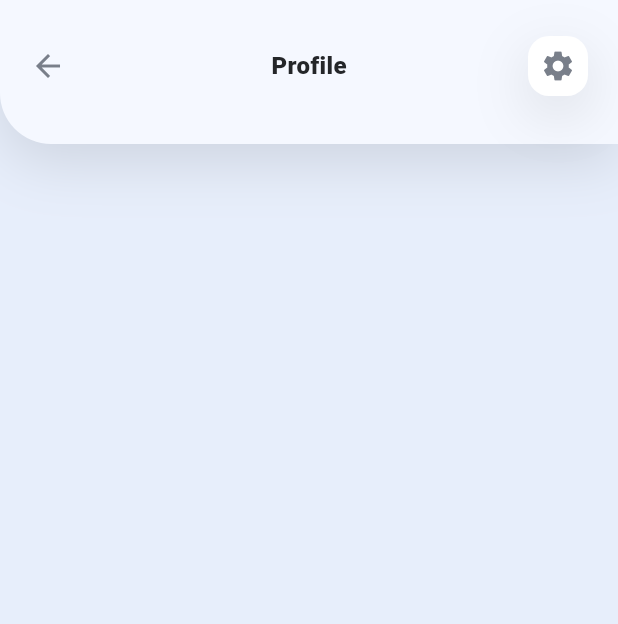
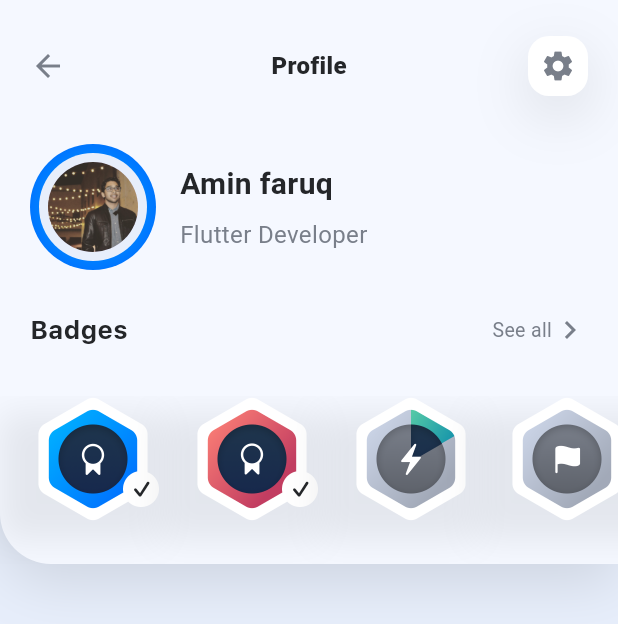
Before and after one commit to aminfaruq/design_code_app, a Flutter app: the ProfileScreen screen opened directly, on a phone screen of 412 x 824 dp. Shown: the top 624 px of the screen. Run offline on Flutter 3.47's test engine with Material 3 defaults, Android fonts, the phone set to English and light mode, and no system bars; our stand-ins replace sliding_up_panel.

Commit message:
populating profile screens

```diff
--- a/lib/components/home_screen_navbar.dart
+++ b/lib/components/home_screen_navbar.dart
@@ -29,8 +29,8 @@
           ),
           GestureDetector(
             onTap: () {
-              Navigator.of(context).push(MaterialPageRoute(
-                  builder: (context) => const ProfileScreen()));
+              Navigator.of(context).push(
+                  MaterialPageRoute(builder: (context) => ProfileScreen()));
             },
             child: const CircleAvatar(
               radius: 18.0,
--- a/lib/screens/profile_screen.dart
+++ b/lib/screens/profile_screen.dart
@@ -2,7 +2,14 @@
 import 'package:flutter/material.dart';
 
 class ProfileScreen extends StatelessWidget {
-  const ProfileScreen({super.key});
+  final List<String> badges = [
+    'badge-01.png',
+    'badge-02.png',
+    'badge-03.png',
+    'badge-04.png',
+  ];
+
+  ProfileScreen({super.key});
 
   @override
   Widget build(BuildContext context) {
@@ -26,7 +33,9 @@
             ),
             child: SafeArea(
               bottom: false,
-              child: Padding(
+              child: Column(
+                children: [
+                  Padding(
                     padding: const EdgeInsets.only(
                         top: 24.0, bottom: 32.0, left: 20.0, right: 20.0),
                     child: Row(
@@ -36,7 +45,8 @@
                           onPressed: () {
                             Navigator.of(context).pop();
                           },
-                      materialTapTargetSize: MaterialTapTargetSize.shrinkWrap,
+                          materialTapTargetSize:
+                              MaterialTapTargetSize.shrinkWrap,
                           constraints: const BoxConstraints(
                               minWidth: 40.0, maxWidth: 40.0, maxHeight: 24.0),
                           highlightColor: Colors.transparent,
@@ -76,6 +86,119 @@
                       ],
                     ),
                   ),
+                  Padding(
+                    padding: const EdgeInsets.symmetric(horizontal: 20.0),
+                    child: Row(
+                      children: [
+                        Container(
+                          height: 84.0,
+                          width: 84.0,
+                          decoration: BoxDecoration(
+                              gradient: const RadialGradient(
+                                colors: [
+                                  Color(0xFF00AEFF),
+                                  Color(0xFF0076FF),
+                                ],
+                              ),
+                              borderRadius: BorderRadius.circular(42.0)),
+                          child: Padding(
+                            padding: const EdgeInsets.all(6.0),
+                            child: Container(
+                              padding: const EdgeInsets.all(6.0),
+                              decoration: BoxDecoration(
+                                  color: kBackgroundColor,
+                                  borderRadius: BorderRadius.circular(42.0)),
+                              child: const CircleAvatar(
+                                backgroundImage:
+                                    AssetImage('assets/images/profile.jpg'),
+                                radius: 30.0,
+                              ),
+                            ),
+                          ),
+                        ),
+                        const SizedBox(
+                          width: 16.0,
+                        ),
+                        Column(
+                          crossAxisAlignment: CrossAxisAlignment.start,
+                          children: [
+                            Text(
+                              'Amin faruq',
+                              style: kTitle2Style,
+                            ),
+                            const SizedBox(
+                              height: 8.0,
+                            ),
+                            Text(
+                              'Flutter Developer',
+                              style: kSecondaryCalloutLabelStyle,
+                            ),
+                          ],
+                        )
+                      ],
+                    ),
+                  ),
+                  Padding(
+                    padding: const EdgeInsets.only(top: 28.0, bottom: 16.0),
+                    child: Column(
+                      children: [
+                        Padding(
+                          padding: const EdgeInsets.symmetric(
+                            horizontal: 20.0,
+                          ),
+                          child: Row(
+                            mainAxisAlignment: MainAxisAlignment.spaceBetween,
+                            children: [
+                              Text(
+                                'Badges',
+                                style: kHeadlineLabelStyle,
+                              ),
+                              Row(
+                                children: [
+                                  Text(
+                                    'See all',
+                                    style: kSearchPlaceholderStyle,
+                                  ),
+                                  const Icon(
+                                    Icons.chevron_right,
+                                    color: kSecondaryLabelColor,
+                                  )
+                                ],
+                              )
+                            ],
+                          ),
+                        )
+                      ],
+                    ),
+                  ),
+                  const SizedBox(
+                    height: 16.0,
+                  ),
+                  SizedBox(
+                    height: 112.0,
+                    child: ListView.builder(
+                      padding: const EdgeInsets.only(bottom: 28.0),
+                      scrollDirection: Axis.horizontal,
+                      itemCount: badges.length,
+                      itemBuilder: (context, index) {
+                        return Container(
+                          padding: EdgeInsets.only(
+                              left: 20.0, right: (index != 3) ? 0.0 : 20.0),
+                          decoration: BoxDecoration(
+                            boxShadow: [
+                              BoxShadow(
+                                  color: kShadowColor.withOpacity(0.1),
+                                  offset: const Offset(0, 12),
+                                  blurRadius: 18.0)
+                            ],
+                          ),
+                          child: Image.asset('assets/badges/${badges[index]}'),
+                        );
+                      },
+                    ),
+                  )
+                ],
+              ),
             ),
           ),
         ],
```
Lines whose indentation alone changed are shown as unchanged.
